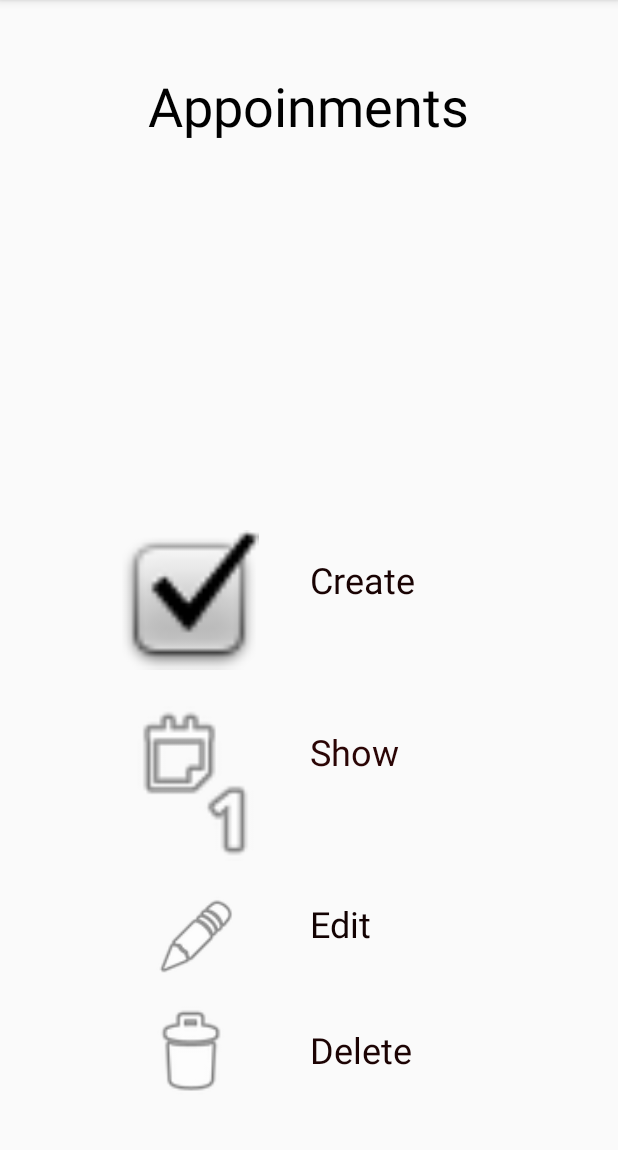
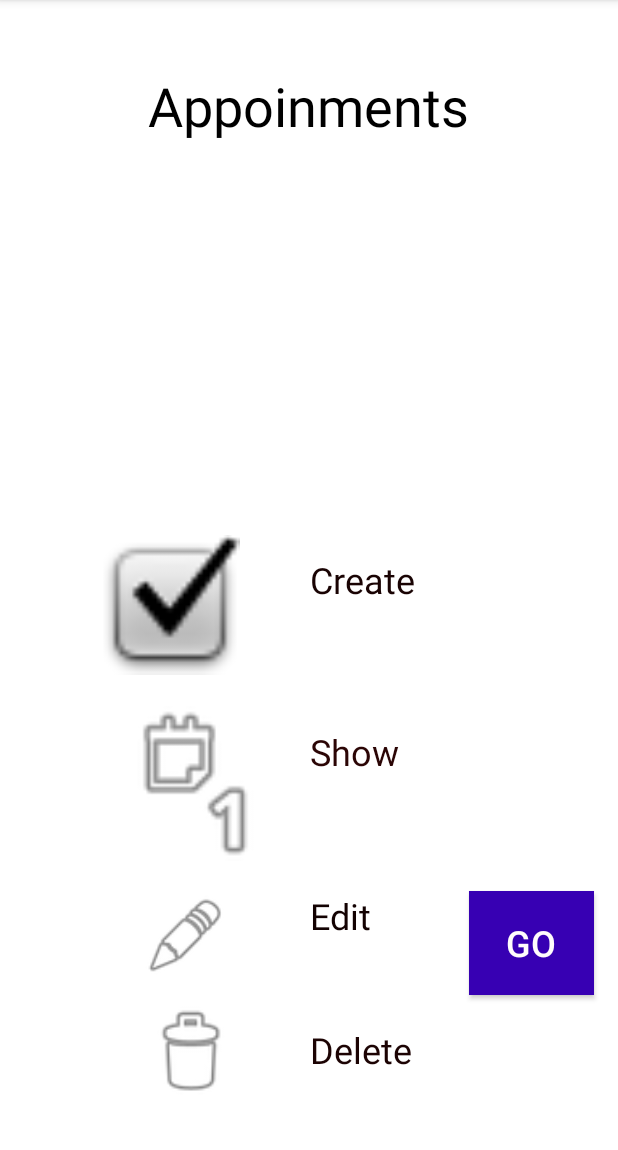
Before and after one commit to TeamScoud/UsingStrings, an Android app: the screen it shows after launch (MainActivity), on a phone screen of 412 x 824 dp, the part 84-1234 px from its top. Run offline under Robolectric (Android 15) with nearby library versions, the phone set to English and light mode, and no system bars.

Commit message:
Appoinment first part is finished...

```diff
--- a/app/src/main/res/layout/activity_main.xml
+++ b/app/src/main/res/layout/activity_main.xml
@@ -4,6 +4,7 @@
     xmlns:tools="http://schemas.android.com/tools"
     android:layout_width="match_parent"
     android:layout_height="match_parent"
+    android:background="@android:color/background_light"
     tools:context=".MainActivity">
 
     <TextView
@@ -39,10 +40,10 @@
         android:layout_height="102dp"
         app:layout_constraintBottom_toBottomOf="parent"
         app:layout_constraintEnd_toEndOf="parent"
-        app:layout_constraintHorizontal_bias="0.248"
+        app:layout_constraintHorizontal_bias="0.21"
         app:layout_constraintStart_toStartOf="parent"
         app:layout_constraintTop_toTopOf="parent"
-        app:layout_constraintVertical_bias="0.524"
+        app:layout_constraintVertical_bias="0.529"
         app:srcCompat="@android:drawable/checkbox_on_background" />
 
     <TextView
@@ -91,25 +92,25 @@
         android:layout_height="56dp"
         app:layout_constraintBottom_toBottomOf="parent"
         app:layout_constraintEnd_toEndOf="parent"
-        app:layout_constraintHorizontal_bias="0.228"
+        app:layout_constraintHorizontal_bias="0.202"
         app:layout_constraintStart_toStartOf="parent"
         app:layout_constraintTop_toTopOf="parent"
-        app:layout_constraintVertical_bias="0.838"
+        app:layout_constraintVertical_bias="0.837"
         app:srcCompat="@android:drawable/ic_menu_edit" />
 
     <TextView
         android:id="@+id/textView5"
-        android:layout_width="116dp"
-        android:layout_height="53dp"
+        android:layout_width="92dp"
+        android:layout_height="70dp"
         android:text="Edit"
         android:textColor="#130202"
         android:textSize="24sp"
         app:layout_constraintBottom_toBottomOf="parent"
         app:layout_constraintEnd_toEndOf="parent"
-        app:layout_constraintHorizontal_bias="0.698"
+        app:layout_constraintHorizontal_bias="0.645"
         app:layout_constraintStart_toStartOf="parent"
         app:layout_constraintTop_toTopOf="parent"
-        app:layout_constraintVertical_bias="0.839" />
+        app:layout_constraintVertical_bias="0.851" />
 
     <ImageView
         android:id="@+id/imageView5"
@@ -137,4 +138,20 @@
         app:layout_constraintTop_toTopOf="parent"
         app:layout_constraintVertical_bias="0.954" />
 
+    <Button
+        android:id="@+id/button"
+        android:layout_width="83dp"
+        android:layout_height="69dp"
+        android:background="@color/colorPrimaryDark"
+        android:text="Go"
+        android:textColor="#FFFCFC"
+        android:textSize="24sp"
+        app:layout_constraintBottom_toBottomOf="parent"
+        app:layout_constraintEnd_toEndOf="parent"
+        app:layout_constraintHorizontal_bias="0.951"
+        app:layout_constraintStart_toStartOf="parent"
+        app:layout_constraintTop_toTopOf="parent"
+        app:layout_constraintVertical_bias="0.85"
+       />
+
 </androidx.constraintlayout.widget.ConstraintLayout>
```
